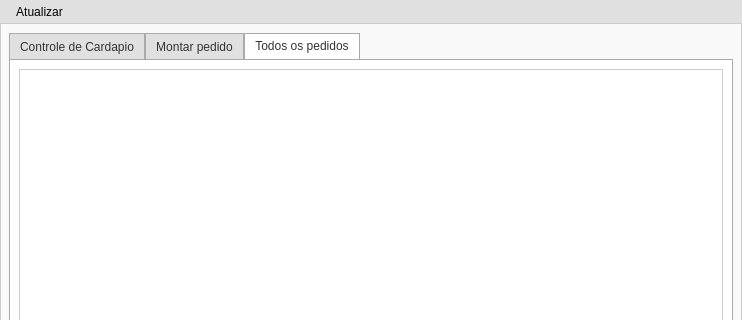
First picture: the form in cliente_funcionario_server/src/screen/ui/tela_principal_server.ui, repository JonasCGN/Projeto-Final-POO-II, before the edit; both pictures show x 0 to 742 and y 0 to 320 of the 742 by 553 pixel window.
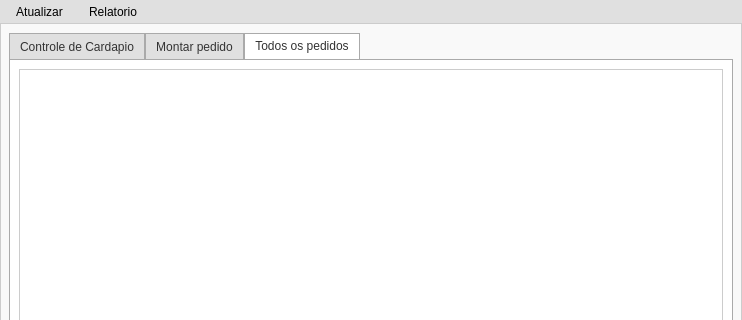
Second picture: the form after the edit. The open tabs and pages were chosen to show the change.

Commit message: feat: adicionando partes do relatorio

Patch:
```diff
--- a/cliente_funcionario_server/src/screen/ui/tela_principal_server.ui
+++ b/cliente_funcionario_server/src/screen/ui/tela_principal_server.ui
@@ -391,7 +391,15 @@
     <addaction name="actionAtualizar_dados_do_Cardapio"/>
     <addaction name="actionAtualizar_dados_dos_pedidos"/>
    </widget>
+   <widget class="QMenu" name="menuRelatorio">
+    <property name="title">
+     <string>Relatorio</string>
+    </property>
+    <addaction name="actionEnviar_Relatorio_Email"/>
+    <addaction name="actionEnviar_banco_de_dados_Email"/>
+   </widget>
    <addaction name="menuAtualizar"/>
+   <addaction name="menuRelatorio"/>
   </widget>
   <action name="actionAtualizar_dados_do_Cardapio">
    <property name="text">
```
Left out of the diff: 12 changed lines with no effect on the pictures. The commit also changes 19 other files.
